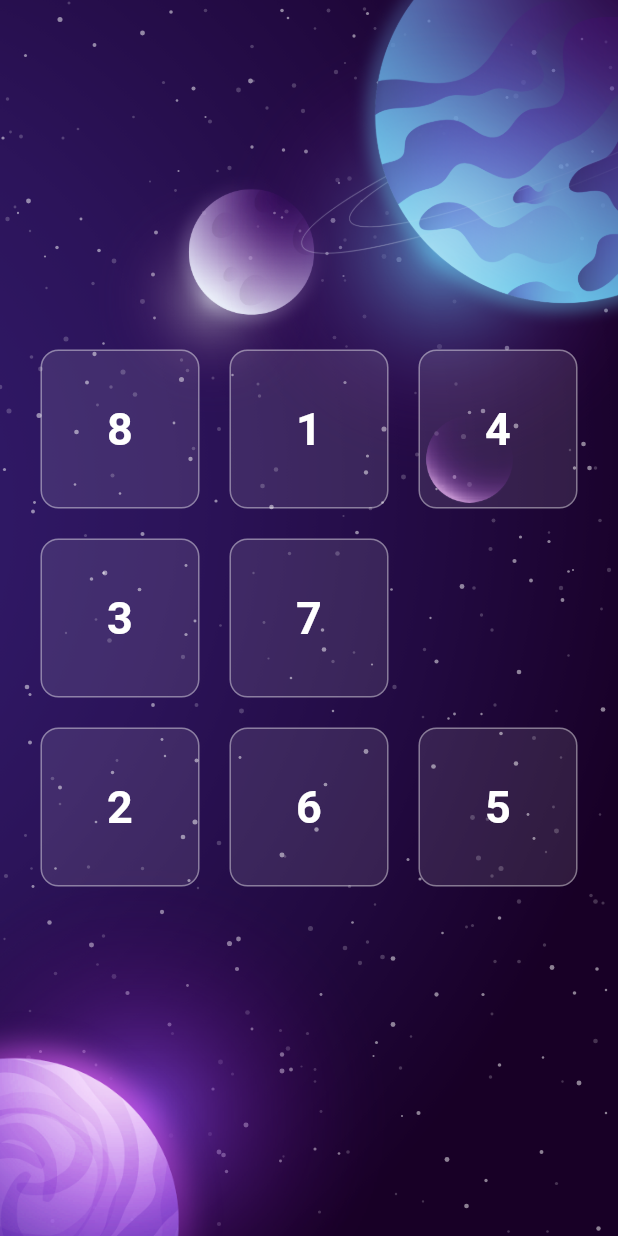
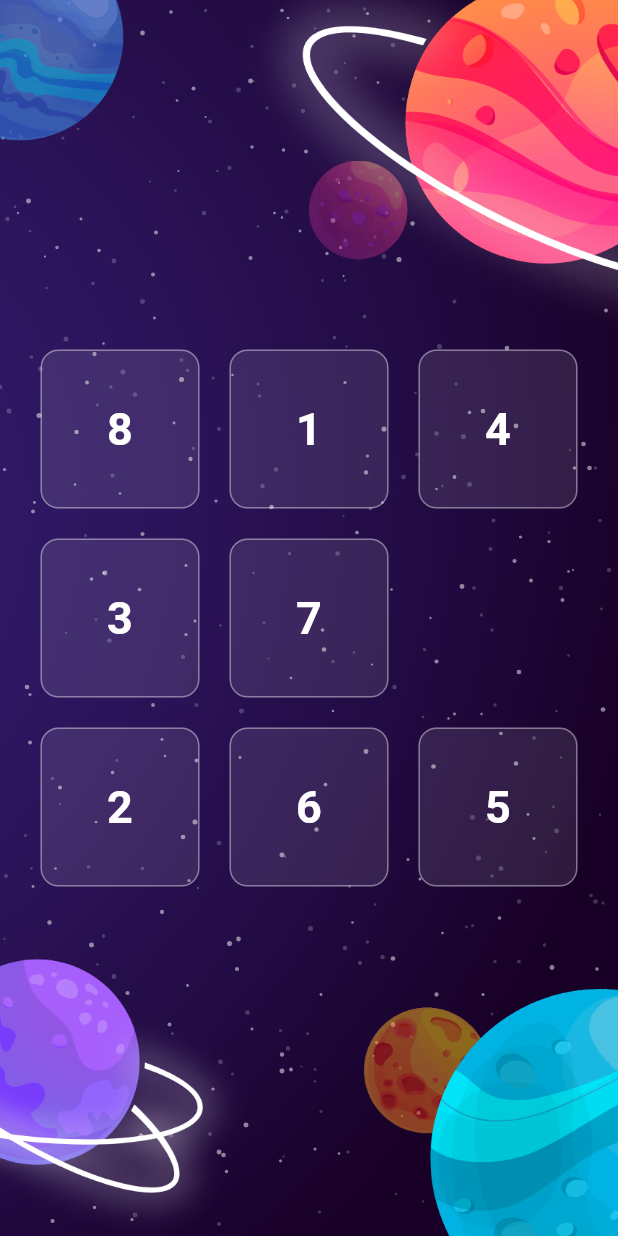
Before and after one commit to Roaa94/dashtronaut, a Flutter app: the screen it shows after launch, on a phone screen of 412 x 824 dp. Run offline on Flutter 3.47's test engine with Material 2 defaults, Android fonts, the phone set to English and light mode, and no system bars; our stand-ins replace equatable, sensors_plus.

Commit message:
added new background layers

```diff
--- a/lib/models/background.dart
+++ b/lib/models/background.dart
@@ -10,16 +10,34 @@ class Background {
   static List<BackgroundLayer> getLayers([Size screenSize = const Size(0, 0)]) {
     return [
       BackgroundLayer(
-        assetUrl: 'assets/images/background/moons.png',
-        position: const Position(left: -70, top: 90),
+        assetUrl: 'assets/images/background/top-right-planet.png',
+        size: Size(screenSize.width * 0.9, screenSize.height * 0.3),
+        position: Position(left: screenSize.width * 0.4, top: -screenSize.height * 0.031),
+      ),
+      BackgroundLayer(
+        assetUrl: 'assets/images/background/top-left-planet.png',
+        size: Size(screenSize.width * 0.36, screenSize.height * 0.16),
+        position: Position(left: -screenSize.width * 0.15, top: -screenSize.height * 0.06),
+      ),
+      BackgroundLayer(
+        assetUrl: 'assets/images/background/top-bg-planet.png',
+        size: Size(screenSize.width * 0.16, screenSize.height * 0.16),
+        position: Position(left: screenSize.width * 0.5, top: screenSize.height * 0.13),
       ),
       BackgroundLayer(
         assetUrl: 'assets/images/background/bottom-left-planet.png',
-        position: Position(left: -150, top: screenSize.height - 250),
+        size: Size(screenSize.width * 0.7, screenSize.height * 0.23),
+        position: Position(left: -screenSize.width * 0.3, top: screenSize.height * 0.75),
       ),
       BackgroundLayer(
-        assetUrl: 'assets/images/background/big-planet.png',
-        position: Position(left: screenSize.width - 270, top: -80),
+        assetUrl: 'assets/images/background/bottom-bg-planet.png',
+        size: Size(screenSize.width * 0.28, screenSize.height * 0.12),
+        position: Position(left: screenSize.width * 0.56, top: screenSize.height * 0.8),
+      ),
+      BackgroundLayer(
+        assetUrl: 'assets/images/background/bottom-right-planet.png',
+        size: Size(screenSize.width * 0.7, screenSize.height * 0.25),
+        position: Position(left: screenSize.width * 0.63, top: screenSize.height * 0.8),
       ),
     ];
   }
--- a/lib/models/background_layer.dart
+++ b/lib/models/background_layer.dart
@@ -5,9 +5,11 @@ import 'package:flutter_puzzle_hack/models/vector.dart';
 class BackgroundLayer {
   String assetUrl;
   Position position;
+  Size size;
 
   BackgroundLayer({
     required this.assetUrl,
     required this.position,
+    required this.size,
   });
 }
--- a/lib/presentation/background/widgets/background_wrapper.dart
+++ b/lib/presentation/background/widgets/background_wrapper.dart
@@ -2,6 +2,7 @@ import 'dart:ui';
 
 import 'package:flutter/material.dart';
 import 'package:flutter_puzzle_hack/models/background.dart';
+import 'package:flutter_puzzle_hack/models/background_layer.dart';
 import 'package:flutter_puzzle_hack/models/position.dart';
 import 'package:flutter_puzzle_hack/presentation/providers/background_provider.dart';
 import 'package:provider/provider.dart';
@@ -22,6 +23,7 @@ class _BackgroundState extends State<BackgroundWrapper> {
   @override
   Widget build(BuildContext context) {
     Size screenSize = MediaQuery.of(context).size;
+    List<BackgroundLayer> _layers = Background.getLayers(screenSize);
     print('Rebuilt Background');
 
     return Scaffold(
@@ -53,10 +55,10 @@ class _BackgroundState extends State<BackgroundWrapper> {
               ),
             ),
             ...List.generate(
-              Background.layerUrls.length,
+              _layers.length,
               (i) {
-                int inverseIndex = Background.layerUrls.length - i;
-                Position initialLayerPosition = Background.getLayers(screenSize)[i].position;
+                int inverseIndex = _layers.length - i;
+                Position initialLayerPosition = _layers[i].position;
                 // Position dynamicLayerPosition = Position(
                 //   left: initialLayerPosition.left + gyroscopeVector.y * inverseIndex,
                 //   top: initialLayerPosition.top + gyroscopeVector.x * inverseIndex,
@@ -67,8 +69,9 @@ class _BackgroundState extends State<BackgroundWrapper> {
                   left: initialLayerPosition.left,
                   top: initialLayerPosition.top,
                   child: Image.asset(
-                    Background.layerUrls[i],
-                    width: screenSize.width,
+                    _layers[i].assetUrl,
+                    width: _layers[i].size.width,
+                    // height: _layers[i].size.height,
                   ),
                 );
               },
```
Also changed, not shown: assets/images/background/bottom-bg-planet.png (added), assets/images/background/bottom-left-planet.png, assets/images/background/bottom-right-planet.png (added), assets/images/background/top-bg-planet.png (added), assets/images/background/top-left-planet.png (added), assets/images/background/top-right-planet.png (added).
